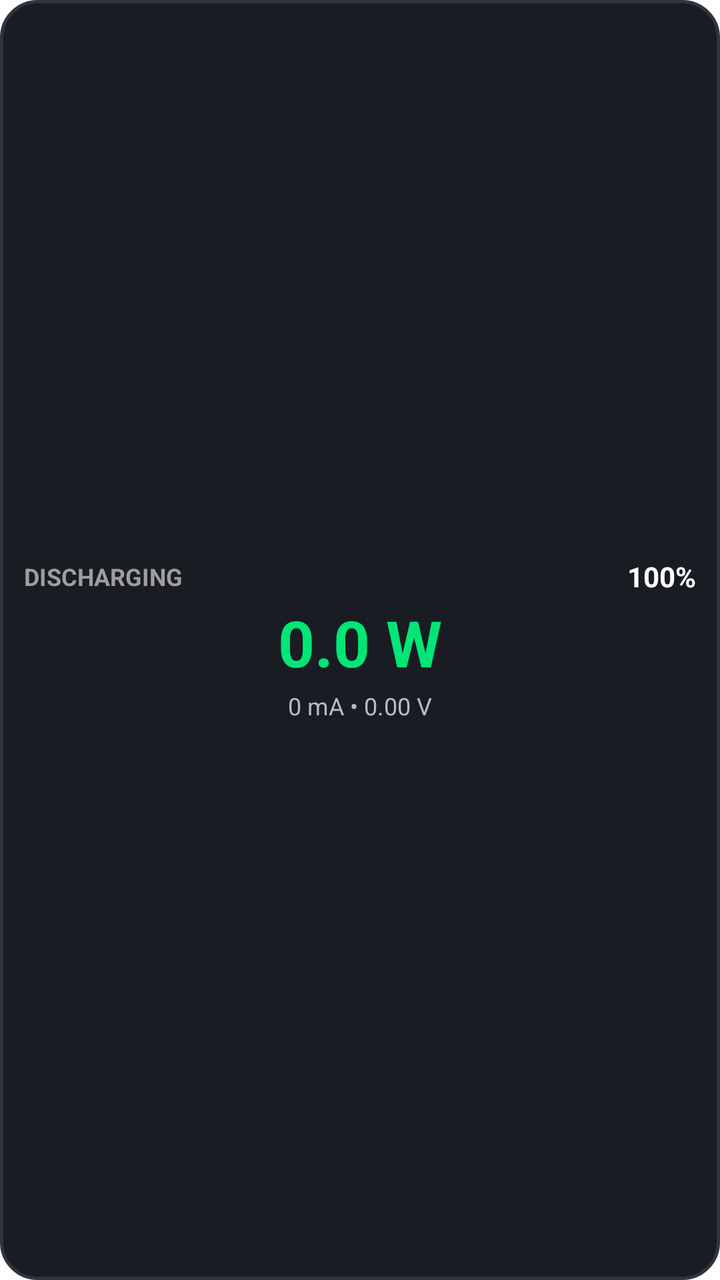
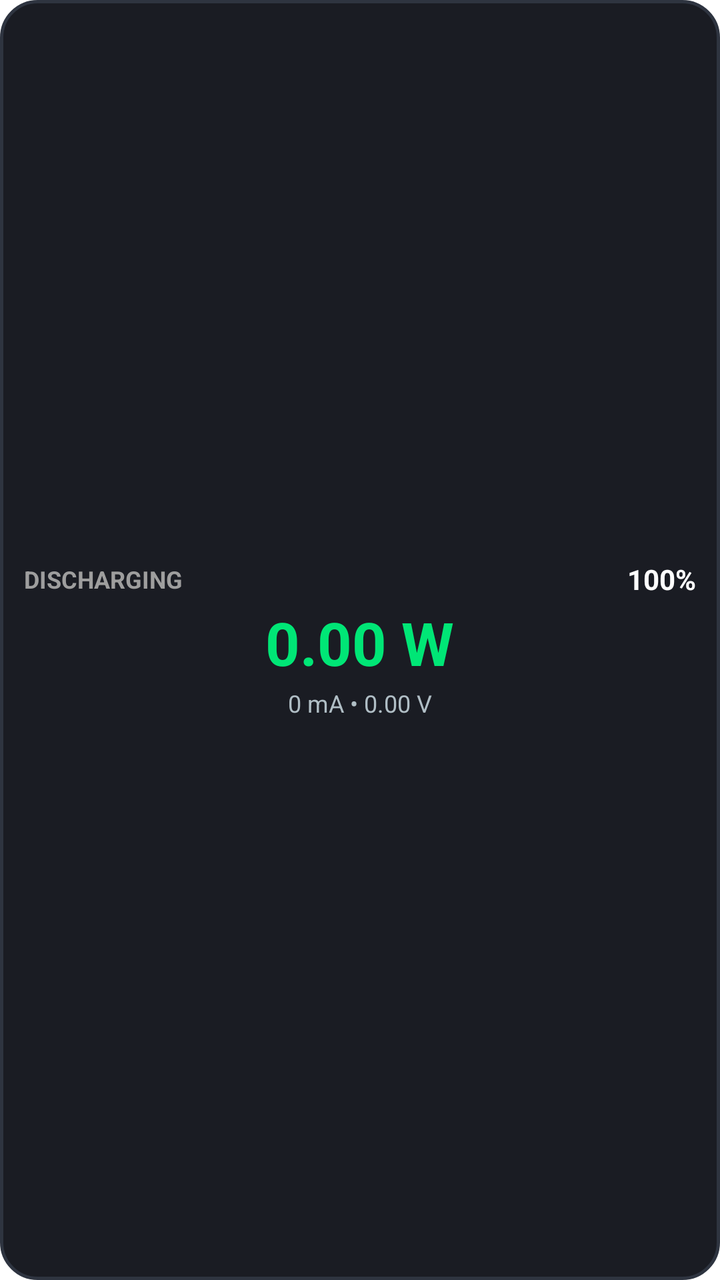

Two renders of the same Android screen: before a commit and after it. Below are the layout's source before the change and the commit's diff.
<!-- AndroidManifest.xml: application theme Theme.CasWatt -->
<!-- res/layout/widget_charging.xml -->
<?xml version="1.0" encoding="utf-8"?>
<LinearLayout xmlns:android="http://schemas.android.com/apk/res/android"
    android:layout_width="match_parent"
    android:layout_height="match_parent"
    android:background="@drawable/widget_background"
    android:orientation="vertical"
    android:padding="12dp"
    android:gravity="center">

    <LinearLayout
        android:layout_width="match_parent"
        android:layout_height="wrap_content"
        android:orientation="horizontal"
        android:gravity="center_vertical">

        <TextView
            android:id="@+id/tv_widget_status"
            android:layout_width="0dp"
            android:layout_height="wrap_content"
            android:layout_weight="1"
            android:text="DISCHARGING"
            android:textColor="#9E9E9E"
            android:textSize="12sp"
            android:textStyle="bold" />

        <TextView
            android:id="@+id/tv_widget_battery"
            android:layout_width="wrap_content"
            android:layout_height="wrap_content"
            android:text="100%"
            android:textColor="#FFFFFF"
            android:textSize="14sp"
            android:textStyle="bold" />
    </LinearLayout>

    <TextView
        android:id="@+id/tv_widget_watt"
        android:layout_width="wrap_content"
        android:layout_height="wrap_content"
        android:text="0.0 W"
        android:textColor="#00E676"
        android:textSize="32sp"
        android:textStyle="bold"
        android:layout_marginVertical="2dp" />

    <TextView
        android:id="@+id/tv_widget_details"
        android:layout_width="wrap_content"
        android:layout_height="wrap_content"
        android:text="0 mA • 0.00 V"
        android:textColor="#B0BEC5"
        android:textSize="12sp" />

</LinearLayout>
<!-- resources referenced by this layout -->
<resources>
  <!-- drawable widget_background (drawable) -->
  <?xml version="1.0" encoding="utf-8"?>
  <shape xmlns:android="http://schemas.android.com/apk/res/android"
      android:shape="rectangle">
      <solid android:color="#1A1C23" />
      <corners android:radius="18dp" />
      <stroke
          android:width="1.5dp"
          android:color="#2E3440" />
  </shape>
  <style name="Theme.CasWatt" parent="Theme.MaterialComponents.DayNight.NoActionBar">
          <item name="colorPrimary">#00E676</item>
          <item name="android:statusBarColor">#121318</item>
          <item name="android:navigationBarColor">#161820</item>
      </style>
</resources>

<!-- the commit's change to res/layout/widget_charging.xml (unified diff, before → after) -->
@@ -37,9 +37,9 @@
         android:id="@+id/tv_widget_watt"
         android:layout_width="wrap_content"
         android:layout_height="wrap_content"
-        android:text="0.0 W"
+        android:text="0.00 W"
         android:textColor="#00E676"
-        android:textSize="32sp"
+        android:textSize="30sp"
         android:textStyle="bold"
         android:layout_marginVertical="2dp" />
 
